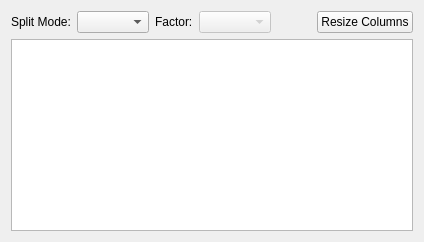
Above: tse_analytics/views/data/data_table_widget.ui from TSE-Systems/tse-analytics before the change. Below: the same form after it.
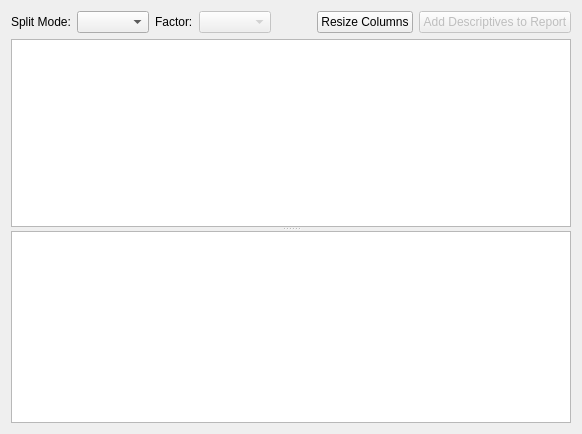
That is the form after the change. Icons and pictures are not drawn. Custom widgets are drawn as their Qt base class.

Commit message: - WIP: improved Reports view. - UI tweaks. - Descriptive statistics view.

```diff
--- a/tse_analytics/views/data/data_table_widget.ui
+++ b/tse_analytics/views/data/data_table_widget.ui
@@ -54,10 +54,30 @@
        </property>
       </widget>
      </item>
+     <item>
+      <widget class="QPushButton" name="pushButtonAddReport">
+       <property name="enabled">
+        <bool>false</bool>
+       </property>
+       <property name="text">
+        <string>Add Descriptives to Report</string>
+       </property>
+      </widget>
+     </item>
     </layout>
    </item>
    <item>
+    <widget class="QSplitter" name="splitter">
+     <property name="orientation">
+      <enum>Qt::Vertical</enum>
+     </property>
     <widget class="QTableView" name="tableView">
+      <property name="sizePolicy">
+       <sizepolicy hsizetype="Expanding" vsizetype="Expanding">
+        <horstretch>0</horstretch>
+        <verstretch>1</verstretch>
+       </sizepolicy>
+      </property>
      <property name="editTriggers">
       <set>QAbstractItemView::NoEditTriggers</set>
      </property>
@@ -76,6 +96,15 @@
      <attribute name="verticalHeaderDefaultSectionSize">
       <number>20</number>
      </attribute>
+     </widget>
+     <widget class="QTextEdit" name="textEdit">
+      <property name="undoRedoEnabled">
+       <bool>false</bool>
+      </property>
+      <property name="readOnly">
+       <bool>true</bool>
+      </property>
+     </widget>
     </widget>
    </item>
   </layout>
```
Left out of the diff: 2 changed lines with no effect on the pictures. Lines whose indentation alone changed are shown as unchanged. The commit also changes 14 other files.
